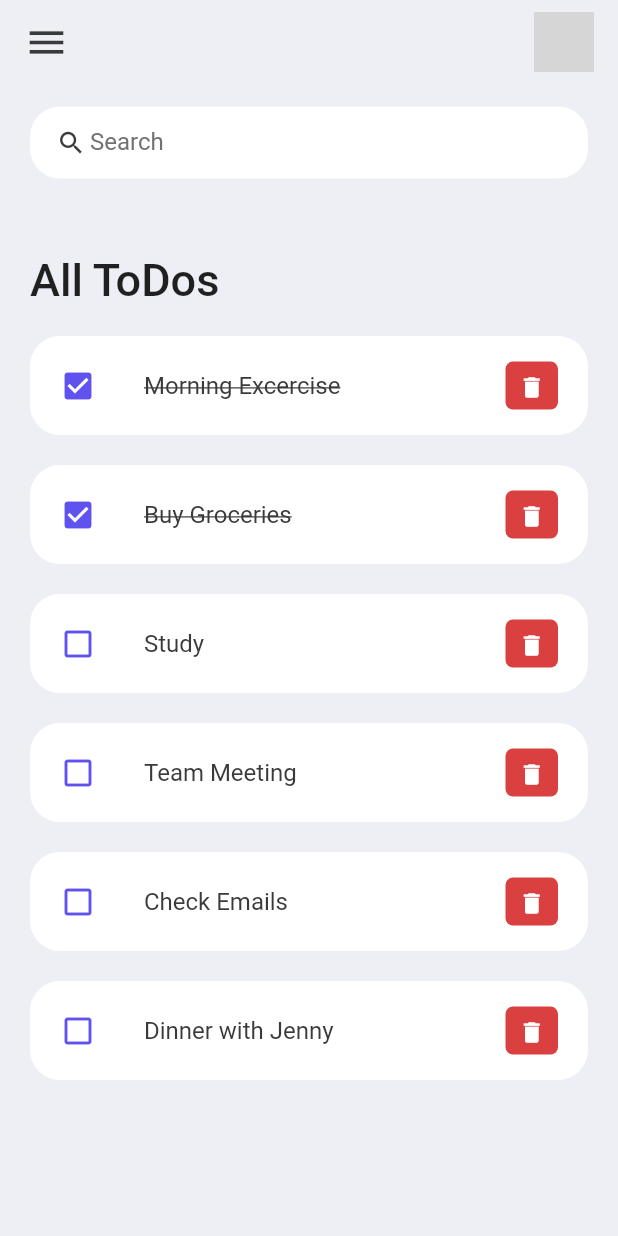
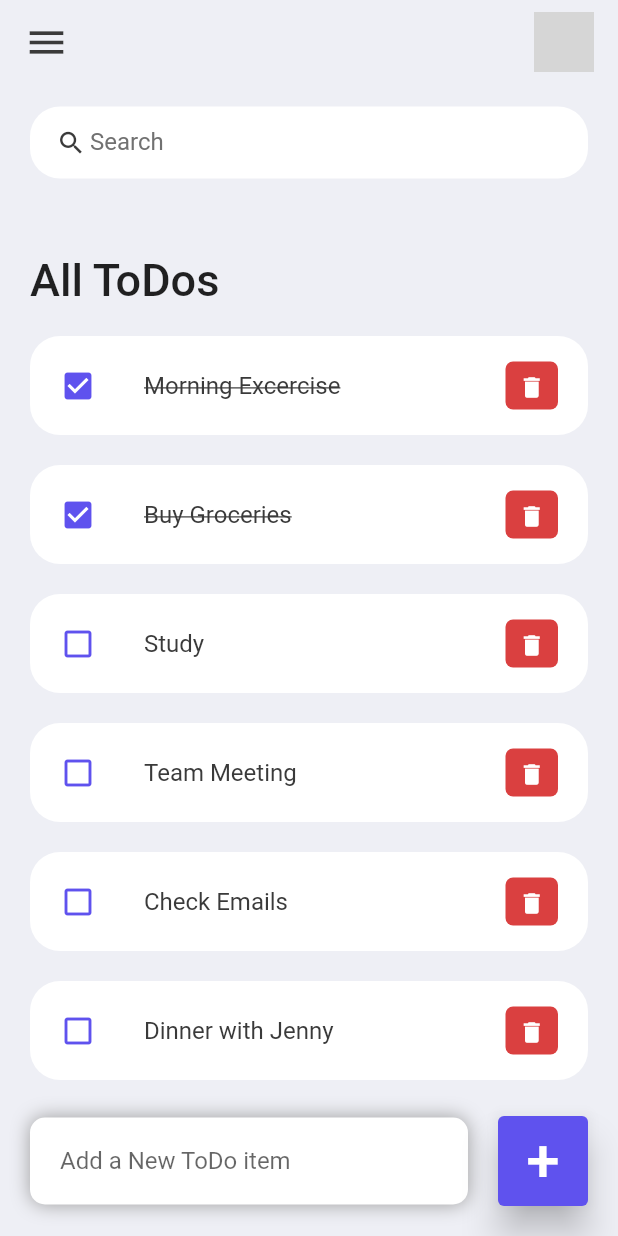
Before and after one commit to Awaizkazi/todo_app_ui_1, a Flutter app: the screen it shows after launch, on a phone screen of 412 x 824 dp. Run offline on Flutter 3.47's test engine with Material 2 defaults, Android fonts, the phone set to English and light mode, and no system bars; grey boxes are pictures that could not be loaded.

Commit message:
All most Done

```diff
--- a/lib/screens/home.dart
+++ b/lib/screens/home.dart
@@ -1,11 +1,22 @@
+// ignore_for_file: prefer_const_constructors
+
 import 'package:flutter/material.dart';
 import '../constants/color.dart';
 import '../models/todo.dart';
 import '../widgets/todo_item.dart';
 
-class Home extends StatelessWidget {
+class Home extends StatefulWidget {
   Home({Key? key}) : super(key: key);
+
+  @override
+  State<Home> createState() => _HomeState();
+}
+
+class _HomeState extends State<Home> {
   final todosList = ToDo.todoList();
+
+  List<ToDo> _foundToDo = [];
+  final _todoController = TextEditingController();
   @override
   Widget build(BuildContext context) {
     return Scaffold(
@@ -34,6 +45,8 @@
                       for (ToDo todoo in todosList)
                         ToDoItem(
                           todo: todoo,
+                          onToDoChanged: _handleToDoChange,
+                          onDeleteItem: _deleteToDoItem,
                         ),
                     ],
                   ),
@@ -43,10 +56,88 @@
           ),
           Align(
             alignment: Alignment.bottomCenter,
+            child: Row(
+              children: [
+                Expanded(
+                  child: Container(
+                    margin: EdgeInsets.only(
+                      bottom: 20,
+                      right: 20,
+                      left: 20,
+                    ),
+                    // ignore: prefer_const_constructors
+                    padding: EdgeInsets.symmetric(horizontal: 20, vertical: 5),
+                    decoration: BoxDecoration(
+                      color: Colors.white,
+                      // ignore: prefer_const_literals_to_create_immutables
+                      boxShadow: [
+                        BoxShadow(
+                          color: Colors.grey,
+                          offset: Offset(0.0, 0.0),
+                          blurRadius: 10.0,
+                          spreadRadius: 0.0,
+                        ),
+                      ],
+                      borderRadius: BorderRadius.circular(10),
+                    ),
+                    child: TextField(
+                      controller: _todoController,
+                      decoration: InputDecoration(
+                          hintText: 'Add a New ToDo item',
+                          border: InputBorder.none),
+                    ),
+                  ),
+                ),
+                Container(
+                  margin: EdgeInsets.only(bottom: 20, right: 20),
+                  child: ElevatedButton(
+                    child: Text(
+                      '+',
+                      style: TextStyle(
+                        fontSize: 40,
+                      ),
+                    ),
+                    onPressed: () {
+                      _addToDoItem(_todoController.text);
+                    },
+                    style: ElevatedButton.styleFrom(
+                      primary: tdBlue,
+                      minimumSize: Size(60, 60),
+                      elevation: 10,
+                    ),
+                  ),
+                ),
+              ],
+            ),
           )
         ],
       ),
     );
+  }
+
+  void _handleToDoChange(ToDo todo) {
+    setState(
+      () {
+        todo.isDone = !todo.isDone;
+      },
+    );
+  }
+
+  void _deleteToDoItem(String id) {
+    setState(() {
+      todosList.removeWhere((item) => item.id == id);
+    });
+  }
+
+  void _addToDoItem(String toDo) {
+    setState(
+      () {
+        todosList.add(ToDo(
+            id: DateTime.now().microsecondsSinceEpoch.toString(),
+            todoText: toDo));
+      },
+    );
+    _todoController.clear();
   }
 
   Widget searchBox() {
@@ -88,6 +179,7 @@
           Container(
             width: 40,
             height: 40,
+            // ignore: prefer_const_constructors
             child: ClipRRect(
               child: CircleAvatar(
                 backgroundImage: AssetImage('assets/images/avatar.png'),
--- a/lib/widgets/todo_item.dart
+++ b/lib/widgets/todo_item.dart
@@ -5,7 +5,15 @@
 
 class ToDoItem extends StatelessWidget {
   final ToDo todo;
-  const ToDoItem({Key? key, required this.todo}) : super(key: key);
+  final onToDoChanged;
+  final onDeleteItem;
+
+  const ToDoItem(
+      {Key? key,
+      required this.todo,
+      required this.onToDoChanged,
+      required this.onDeleteItem})
+      : super(key: key);
 
   @override
   Widget build(BuildContext context) {
@@ -13,7 +21,8 @@
       margin: EdgeInsets.only(bottom: 20),
       child: ListTile(
         onTap: () {
-          print('Clicked on ToDo');
+          // print('Clicked on ToDo');
+          onToDoChanged(todo);
         },
         shape: RoundedRectangleBorder(
           borderRadius: BorderRadius.circular(20),
@@ -46,7 +55,8 @@
             iconSize: 18,
             icon: Icon(Icons.delete),
             onPressed: () {
-              print('Clicked on Delete');
+              // print('Clicked on Delete');
+              onDeleteItem(todo.id);
             },
           ),
         ),
```
